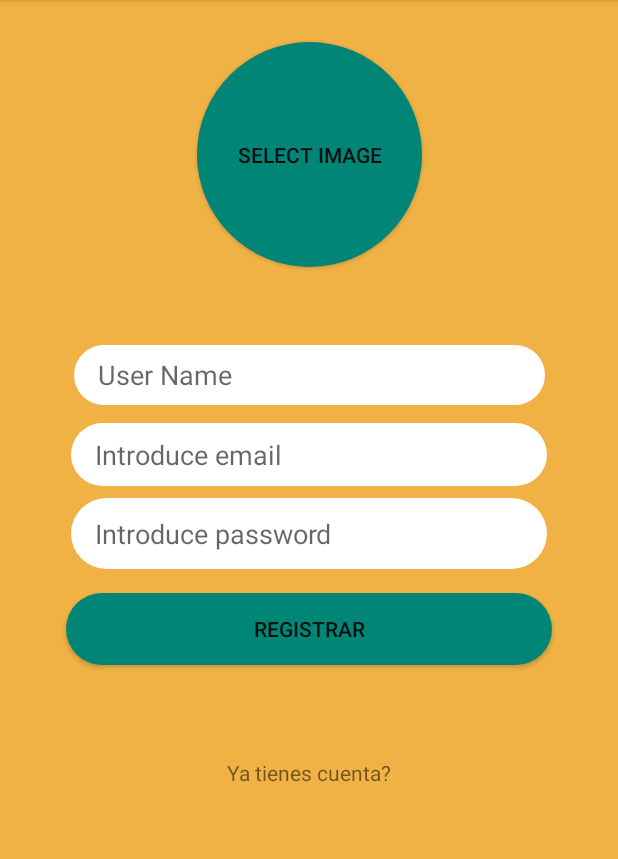
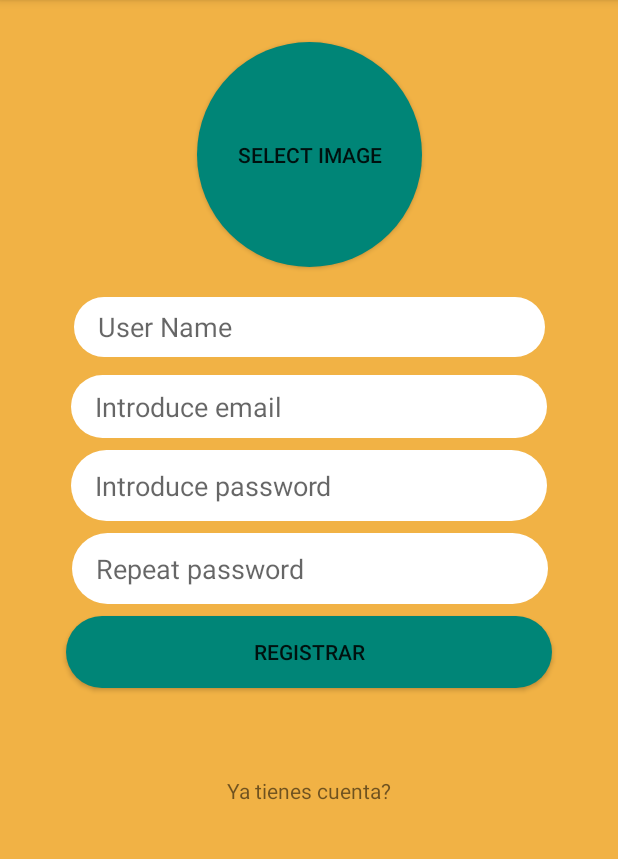
Before and after one commit to ESDEFRANC/Bookly, an Android app: the screen it shows after launch (RegisterActivity), on a phone screen of 412 x 824 dp, the part 84-943 px from its top. Run offline under Robolectric (Android 15) with nearby library versions, the phone set to English and light mode, and no system bars; our stand-ins replace CircleImageView, Firebase (no records; nobody signed in at launch, a user with empty details on screens opened directly).

Commit message:
Check password if ok
Function check passwor implemented

```diff
--- a/app/src/main/java/com/altemir/adria/bookly/CreateBiblio.kt
+++ b/app/src/main/java/com/altemir/adria/bookly/CreateBiblio.kt
@@ -1,11 +1,14 @@
 package com.altemir.adria.bookly
 
+import android.annotation.SuppressLint
 import android.content.Intent
 import android.support.v7.app.AppCompatActivity
 import android.os.Bundle
 import android.view.Menu
 import android.view.MenuItem
 import com.google.firebase.auth.FirebaseAuth
+import com.google.firebase.auth.FirebaseUser
+import kotlinx.android.synthetic.main.activity_create_biblio.*
 
 class CreateBiblio : AppCompatActivity() {
 
@@ -17,11 +20,16 @@ class CreateBiblio : AppCompatActivity() {
     }
     private fun verifyUserIsLogedIn(){
         val uid = FirebaseAuth.getInstance().uid
+        val auth = FirebaseAuth.getInstance()
+        val user = FirebaseAuth.getInstance().currentUser
+        setDataText(user)
+
 
         if(uid == null){
             val intent = Intent(this, RegisterActivity::class.java)
             intent.flags = Intent.FLAG_ACTIVITY_CLEAR_TASK.or(Intent.FLAG_ACTIVITY_NEW_TASK)
             startActivity(intent)
+
         }
     }
 
@@ -39,4 +47,9 @@ class CreateBiblio : AppCompatActivity() {
 
         return super.onCreateOptionsMenu(menu)
     }
+
+    @SuppressLint("SetTextI18n")
+    private fun setDataText(user : FirebaseUser?){
+        textView.text = "User Email " + user?.email
+    }
 }
--- a/app/src/main/res/layout/activity_register_activity.xml
+++ b/app/src/main/res/layout/activity_register_activity.xml
@@ -8,6 +8,22 @@
     android:background="#F1B245">
 
 
+    <EditText
+        android:id="@+id/passwordMain2"
+        android:layout_width="317dp"
+        android:layout_height="47dp"
+        android:layout_marginStart="8dp"
+        android:layout_marginTop="8dp"
+        android:layout_marginEnd="8dp"
+        android:background="@drawable/rounded_edittext_login_main"
+        android:ems="10"
+        android:hint="@string/PasswordRepeat"
+        android:inputType="textPassword"
+        android:paddingLeft="16dp"
+        app:layout_constraintEnd_toEndOf="parent"
+        app:layout_constraintHorizontal_bias="0.509"
+        app:layout_constraintStart_toStartOf="parent"
+        app:layout_constraintTop_toBottomOf="@+id/passwordMain" />
 
     <EditText
         android:id="@+id/emailMain"
@@ -31,7 +47,7 @@
         android:layout_width="314dp"
         android:layout_height="40dp"
         android:layout_marginStart="8dp"
-        android:layout_marginTop="52dp"
+        android:layout_marginTop="20dp"
         android:layout_marginEnd="8dp"
         android:background="@drawable/rounded_edittext_login_main"
         android:ems="10"
@@ -39,7 +55,6 @@
         android:inputType="textPersonName"
         android:paddingLeft="16dp"
         app:layout_constraintEnd_toEndOf="parent"
-        app:layout_constraintHorizontal_bias="0.503"
         app:layout_constraintStart_toStartOf="parent"
         app:layout_constraintTop_toBottomOf="@+id/buttonImg" />
 
@@ -65,13 +80,13 @@
         android:layout_width="324dp"
         android:layout_height="wrap_content"
         android:layout_marginStart="8dp"
-        android:layout_marginTop="16dp"
+        android:layout_marginTop="8dp"
         android:layout_marginEnd="8dp"
         android:background="@drawable/rounded_button"
         android:text="@string/Register"
         app:layout_constraintEnd_toEndOf="parent"
         app:layout_constraintStart_toStartOf="parent"
-        app:layout_constraintTop_toBottomOf="@+id/passwordMain" />
+        app:layout_constraintTop_toBottomOf="@+id/passwordMain2" />
 
     <TextView
         android:id="@+id/alreadyMain"
--- a/app/src/main/res/values/strings.xml
+++ b/app/src/main/res/values/strings.xml
@@ -5,6 +5,7 @@
     <string name="title_activity_login_activty">LoginActivty</string>
     <string name="Email">Introduce email</string>
     <string name="Password">Introduce password</string>
+    <string name="PasswordRepeat">Repeat password</string>
     <string name="Login">Log-in</string>
     <string name="backToRegistratio">Retornar a registrar</string>
     <string name="alreadyLogin"> Ya tienes cuenta?</string>
```
Also changed, not shown: app/src/main/java/com/altemir/adria/bookly/RegisterActivity.kt (+30 -11 lines), app/src/main/res/layout/activity_create_biblio.xml (+13 -0 lines).
